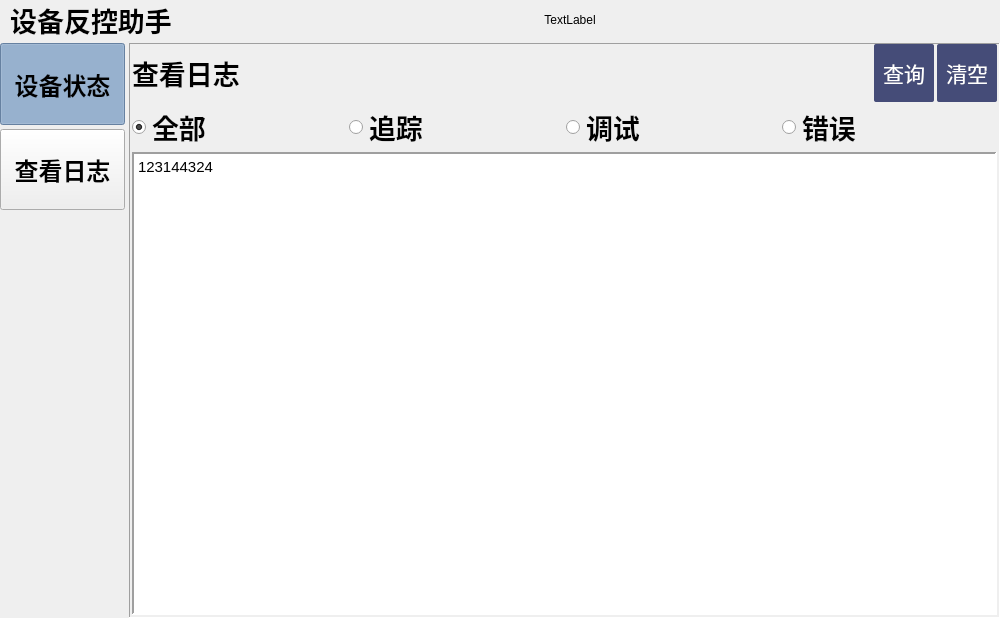
The window that DRCA/DeviceRCA/widget.ui (aa123Eason/workcode) describes before a commit, drawn with Qt 5.
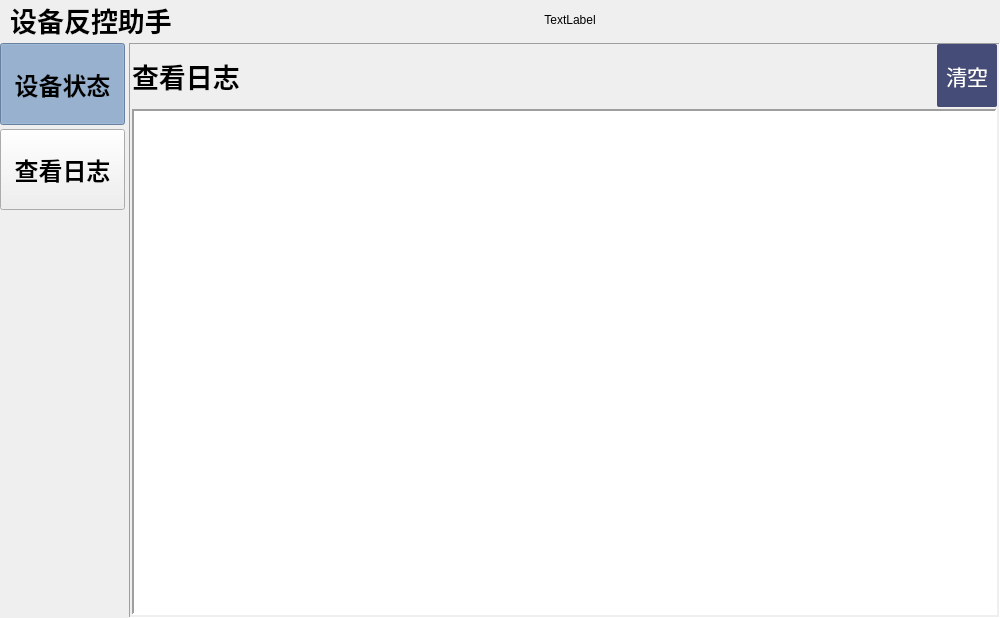
The same window after the commit. The open tabs and pages were chosen to show the change. Icons and pictures are not drawn.

Commit message: 完成界面，初测

```diff
--- a/DRCA/DeviceRCA/widget.ui
+++ b/DRCA/DeviceRCA/widget.ui
@@ -1521,7 +1521,7 @@
         </layout>
        </widget>
        <widget class="QWidget" name="ctrllog">
-        <layout class="QVBoxLayout" name="verticalLayout_10" stretch="1,1,8">
+        <layout class="QVBoxLayout" name="verticalLayout_10" stretch="1,8">
          <property name="spacing">
           <number>2</number>
          </property>
@@ -1538,7 +1538,7 @@
           <number>2</number>
          </property>
          <item>
-          <layout class="QHBoxLayout" name="horizontalLayout_9" stretch="7,0,0">
+          <layout class="QHBoxLayout" name="horizontalLayout_9" stretch="7,0">
            <property name="spacing">
             <number>3</number>
            </property>
@@ -1557,50 +1557,7 @@
             </widget>
            </item>
            <item>
-            <widget class="QPushButton" name="pushButton_5">
-             <property name="sizePolicy">
-              <sizepolicy hsizetype="Minimum" vsizetype="Preferred">
-               <horstretch>0</horstretch>
-               <verstretch>0</verstretch>
-              </sizepolicy>
-             </property>
-             <property name="font">
-              <font>
-               <pointsize>16</pointsize>
-              </font>
-             </property>
-             <property name="styleSheet">
-              <string notr="true">QPushButton{
-background-color: rgb(69, 76, 120);
-color: rgb(255, 255, 255);
-border: none;
-border-radius: 2px;
-width:60px;
-
-}
- 
-QPushButton:hover{
-background-color: rgb(0, 0, 152);
-color: rgb(255, 255, 255);
-border: none;
-border-radius: 3px;
-
-}
- 
-QPushButton:pressed{
-background-color: rgb(0, 0, 152);
-color: rgb(255, 255, 255);
-
-}
-</string>
-             </property>
-             <property name="text">
-              <string>查询</string>
-             </property>
-            </widget>
-           </item>
-           <item>
-            <widget class="QPushButton" name="pushButton_4">
+            <widget class="QPushButton" name="clearContent">
              <property name="sizePolicy">
               <sizepolicy hsizetype="Minimum" vsizetype="Preferred">
                <horstretch>0</horstretch>
@@ -1644,177 +1601,6 @@
            </item>
           </layout>
          </item>
-         <item>
-          <layout class="QHBoxLayout" name="horizontalLayout_10">
-           <item>
-            <widget class="QRadioButton" name="logall">
-             <property name="font">
-              <font>
-               <pointsize>20</pointsize>
-               <weight>75</weight>
-               <bold>true</bold>
-              </font>
-             </property>
-             <property name="styleSheet">
-              <string notr="true">QRadioButton::indicator:unchecked {
-    
-		
-	image: url(:/images/images/unchecked.png);
-	width:20px;
-	height:20px;
-
-}
-
-QRadioButton::indicator:checked {
-   		image: url(:/images/images/checked.png);
-		width:20px;
-		height:20px;
-}
-
-QRadioButton::hover
-{
-		
-	color: rgb(32, 74, 135);
-	
-
-}
-
-
-</string>
-             </property>
-             <property name="text">
-              <string>全部</string>
-             </property>
-             <property name="checked">
-              <bool>true</bool>
-             </property>
-            </widget>
-           </item>
-           <item>
-            <widget class="QRadioButton" name="logtrace">
-             <property name="font">
-              <font>
-               <pointsize>20</pointsize>
-               <weight>75</weight>
-               <bold>true</bold>
-              </font>
-             </property>
-             <property name="styleSheet">
-              <string notr="true">QRadioButton::indicator:unchecked {
-    
-		
-	image: url(:/images/images/unchecked.png);
-	width:20px;
-	height:20px;
-
-}
-
-QRadioButton::indicator:checked {
-   		image: url(:/images/images/checked.png);
-		width:20px;
-		height:20px;
-}
-
-QRadioButton::hover
-{
-		
-	color: rgb(32, 74, 135);
-	
-
-}
-
-
-</string>
-             </property>
-             <property name="text">
-              <string>追踪</string>
-             </property>
-            </widget>
-           </item>
-           <item>
-            <widget class="QRadioButton" name="logdebug">
-             <property name="font">
-              <font>
-               <pointsize>20</pointsize>
-               <weight>75</weight>
-               <bold>true</bold>
-              </font>
-             </property>
-             <property name="styleSheet">
-              <string notr="true">QRadioButton::indicator:unchecked {
-    
-		
-	image: url(:/images/images/unchecked.png);
-	width:20px;
-	height:20px;
-
-}
-
-QRadioButton::indicator:checked {
-   		image: url(:/images/images/checked.png);
-		width:20px;
-		height:20px;
-}
-
-QRadioButton::hover
-{
-		
-	color: rgb(32, 74, 135);
-	
-
-}
-
-
-</string>
-             </property>
-             <property name="text">
-              <string>调试</string>
-             </property>
-            </widget>
-           </item>
-           <item>
-            <widget class="QRadioButton" name="logerror">
-             <property name="font">
-              <font>
-               <pointsize>20</pointsize>
-               <weight>75</weight>
-               <bold>true</bold>
-              </font>
-             </property>
-             <property name="styleSheet">
-              <string notr="true">QRadioButton::indicator:unchecked {
-    
-		
-	image: url(:/images/images/unchecked.png);
-	width:20px;
-	height:20px;
-
-}
-
-QRadioButton::indicator:checked {
-   		image: url(:/images/images/checked.png);
-		width:20px;
-		height:20px;
-}
-
-QRadioButton::hover
-{
-		
-	color: rgb(32, 74, 135);
-	
-
-}
-
-
-</string>
-             </property>
-             <property name="text">
-              <string>错误</string>
-             </property>
-            </widget>
-           </item>
-          </layout>
-         </item>
          <item>
           <widget class="QTextBrowser" name="msginfo">
            <property name="font">
@@ -1835,7 +1621,7 @@
 &lt;html&gt;&lt;head&gt;&lt;meta name=&quot;qrichtext&quot; content=&quot;1&quot; /&gt;&lt;style type=&quot;text/css&quot;&gt;
 p, li { white-space: pre-wrap; }
 &lt;/style&gt;&lt;/head&gt;&lt;body style=&quot; font-family:'Ubuntu'; font-size:16pt; font-weight:600; font-style:normal;&quot;&gt;
-&lt;p style=&quot; margin-top:0px; margin-bottom:0px; margin-left:0px; margin-right:0px; -qt-block-indent:0; text-indent:0px;&quot;&gt;&lt;span style=&quot; font-size:11pt; font-weight:400;&quot;&gt;123144324&lt;/span&gt;&lt;/p&gt;&lt;/body&gt;&lt;/html&gt;</string>
+&lt;p style=&quot;-qt-paragraph-type:empty; margin-top:0px; margin-bottom:0px; margin-left:0px; margin-right:0px; -qt-block-indent:0; text-indent:0px;&quot;&gt;&lt;br /&gt;&lt;/p&gt;&lt;/body&gt;&lt;/html&gt;</string>
            </property>
           </widget>
          </item>
```
Left out of the diff: 161 changed lines with no effect on the pictures. The commit also changes 6 other files.
